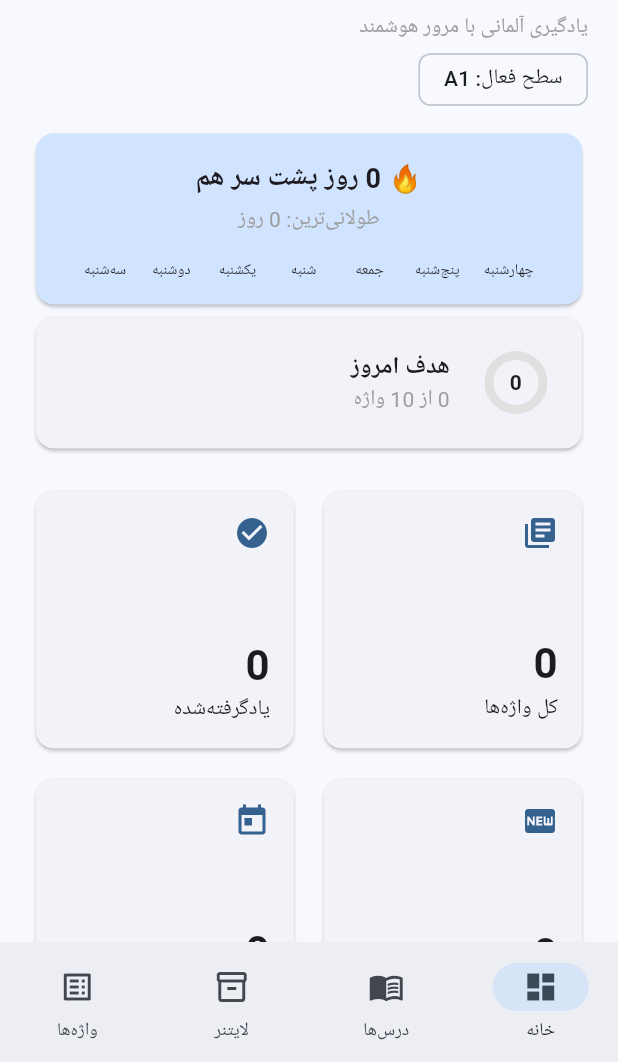
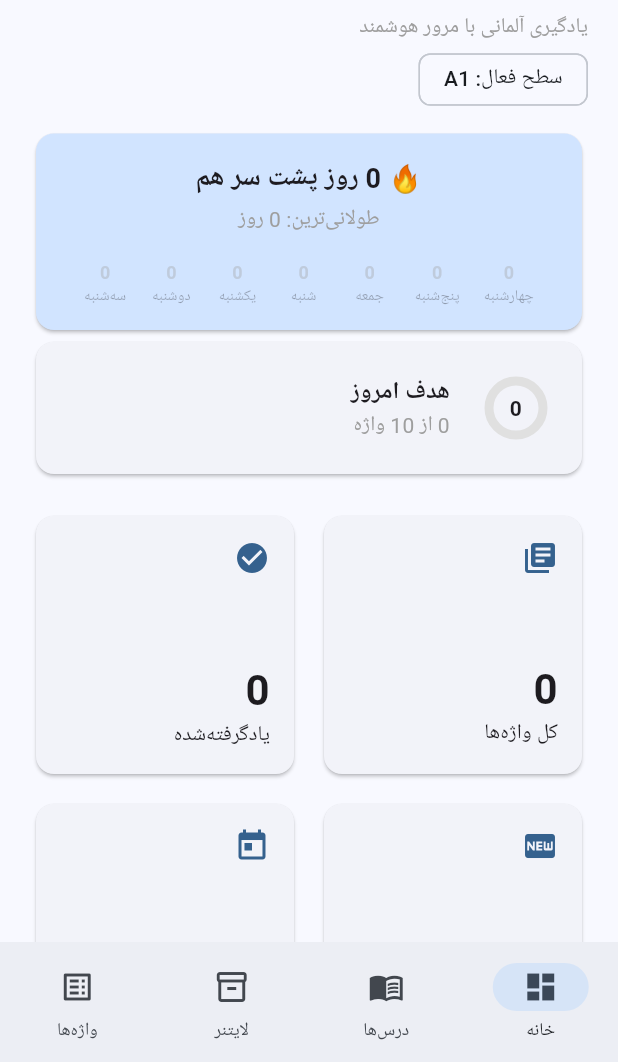
Before and after one commit to MG-530/WortSchatz, a Flutter app: the Home screen opened directly, on a phone screen of 412 x 824 dp, the part 174-1236 px from its top. Run offline on Flutter 3.47's test engine with Material 3 defaults, Android fonts, the phone set to English and light mode, and no system bars; our stand-ins replace file_picker, flutter_local_notifications, flutter_timezone, flutter_tts, google_fonts, shared_preferences and 3 more; missing offline and left inert: home_widget, workmanager; accounts and stored records are empty; Roboto replaces fonts that are missing (Vazirmatn).

Commit message:
feat(streak): counts below bars, Saturday week, heatmap page

```diff
--- a/lib/widgets/streak_chart.dart
+++ b/lib/widgets/streak_chart.dart
@@ -1,6 +1,9 @@
 import 'package:flutter/material.dart';
 import '../services/streak_service.dart';
+import '../screens/streak_page.dart';
 
+/// Weekly streak chart (Saturday → Friday). Counts sit UNDER the bars,
+/// future days are dimmed. Tapping opens the full heatmap page.
 class StreakChart extends StatelessWidget {
   final int currentStreak;
   final int longestStreak;
@@ -15,19 +18,22 @@ class StreakChart extends StatelessWidget {
 
   @override
   Widget build(BuildContext c) {
-    final maxBar = days.isEmpty
-        ? 0
-        : days.map((d) => d.count).reduce((a, b) => a > b ? a : b);
+    final counts = [for (final d in days) d.count];
+    final maxBar = counts.isEmpty ? 0 : counts.reduce((a, b) => a > b ? a : b);
     return Card(
       // Theme-aware (not hardcoded): stays readable in dark mode.
       color: Theme.of(c).colorScheme.primaryContainer,
+      child: InkWell(
+        borderRadius: BorderRadius.circular(12),
+        onTap: () => Navigator.push(
+            c, MaterialPageRoute(builder: (_) => const StreakPage())),
         child: Padding(
           padding: const EdgeInsets.all(16),
           child: Column(
             children: [
               Text('🔥 $currentStreak روز پشت سر هم',
-                style:
-                    const TextStyle(fontSize: 18, fontWeight: FontWeight.bold)),
+                  style: const TextStyle(
+                      fontSize: 18, fontWeight: FontWeight.bold)),
               const SizedBox(height: 4),
               Text('طولانی‌ترین: $longestStreak روز',
                   style: const TextStyle(fontSize: 14, color: Colors.grey)),
@@ -38,11 +44,16 @@ class StreakChart extends StatelessWidget {
                   final day = i < days.length
                       ? days[i]
                       : StreakDay(
-                        DateTime.now().subtract(Duration(days: 6 - i)), 0);
+                          DateTime.now().subtract(Duration(days: 6 - i)),
+                          0,
+                          true);
                   final count = day.count;
                   final height =
                       maxBar > 0 ? (count / maxBar).clamp(0.1, 1.0) : 0.0;
-                return Column(
+                  final dimmed = day.future;
+                  return Opacity(
+                    opacity: dimmed ? 0.35 : 1.0,
+                    child: Column(
                       mainAxisSize: MainAxisSize.min,
                       children: [
                         Container(
@@ -54,25 +65,26 @@ class StreakChart extends StatelessWidget {
                                 : Colors.grey.shade300,
                             borderRadius: BorderRadius.circular(4),
                           ),
-                      child: count > 0
-                          ? Center(
-                              child: Text('$count',
-                                  style: const TextStyle(
-                                      fontSize: 10, color: Colors.white)))
-                          : null,
                         ),
                         const SizedBox(height: 4),
-                    // Real weekday of that date (system clock),
-                    // never a hardcoded Saturday-first list.
+                        Text('$count',
+                            style: TextStyle(
+                                fontSize: 12,
+                                fontWeight: FontWeight.bold,
+                                color: count > 0
+                                    ? Theme.of(c).colorScheme.primary
+                                    : Colors.grey)),
                         Text(weekdayFa(day.date),
                             style: const TextStyle(fontSize: 10)),
                       ],
+                    ),
                   );
                 }),
               ),
             ],
           ),
         ),
+      ),
     );
   }
 }
```
Also changed, not shown: lib/screens/home.dart (+5 -2 lines), lib/screens/streak_page.dart (added, +132 -0 lines), lib/services/streak_service.dart (+30 -3 lines). Lines whose indentation alone changed are shown as unchanged.
